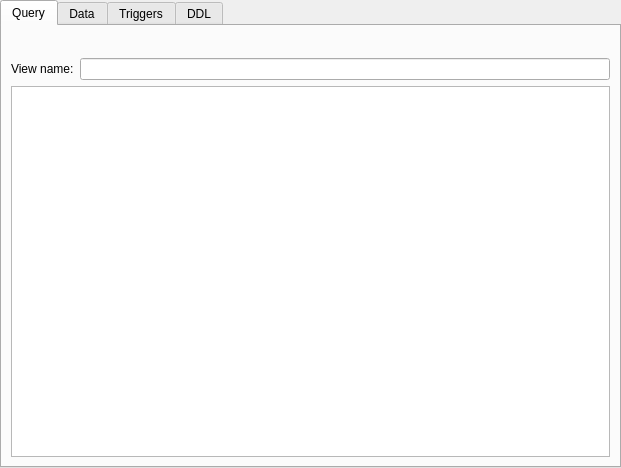
Above: trunk/SQLiteStudio3/guiSQLiteStudio/windows/viewwindow.ui from pawelsalawa/sqlitestudio before the change. Below: the same form after it.
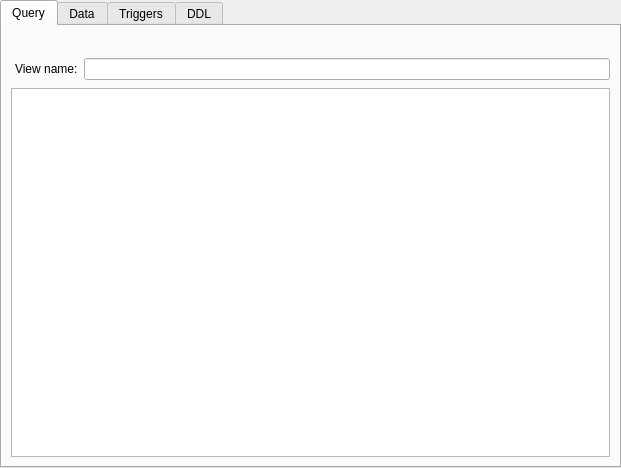
That is the form after the change. Custom widgets are drawn as their Qt base class.

```diff
--- a/trunk/SQLiteStudio3/guiSQLiteStudio/windows/viewwindow.ui
+++ b/trunk/SQLiteStudio3/guiSQLiteStudio/windows/viewwindow.ui
@@ -43,7 +43,7 @@
         <widget class="QWidget" name="nameWidget" native="true">
          <layout class="QHBoxLayout" name="horizontalLayout">
           <property name="leftMargin">
-           <number>0</number>
+           <number>4</number>
           </property>
           <property name="topMargin">
            <number>0</number>
@@ -52,7 +52,7 @@
            <number>0</number>
           </property>
           <property name="bottomMargin">
-           <number>0</number>
+           <number>2</number>
           </property>
           <item>
            <widget class="QLabel" name="nameLabel">
```
